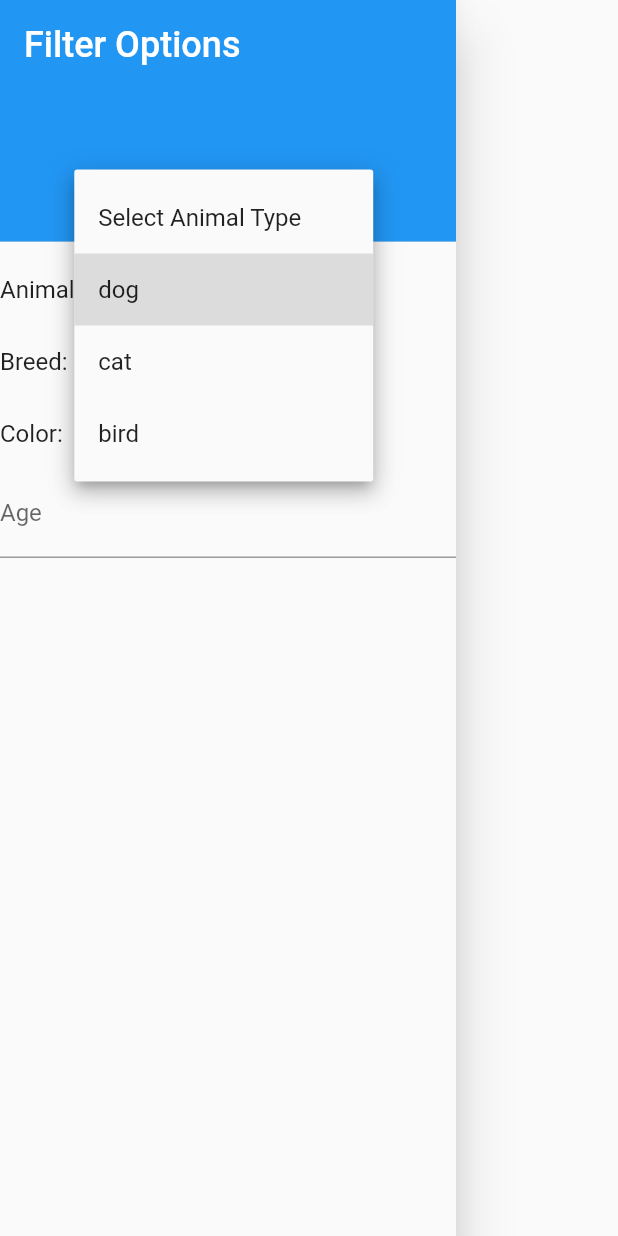
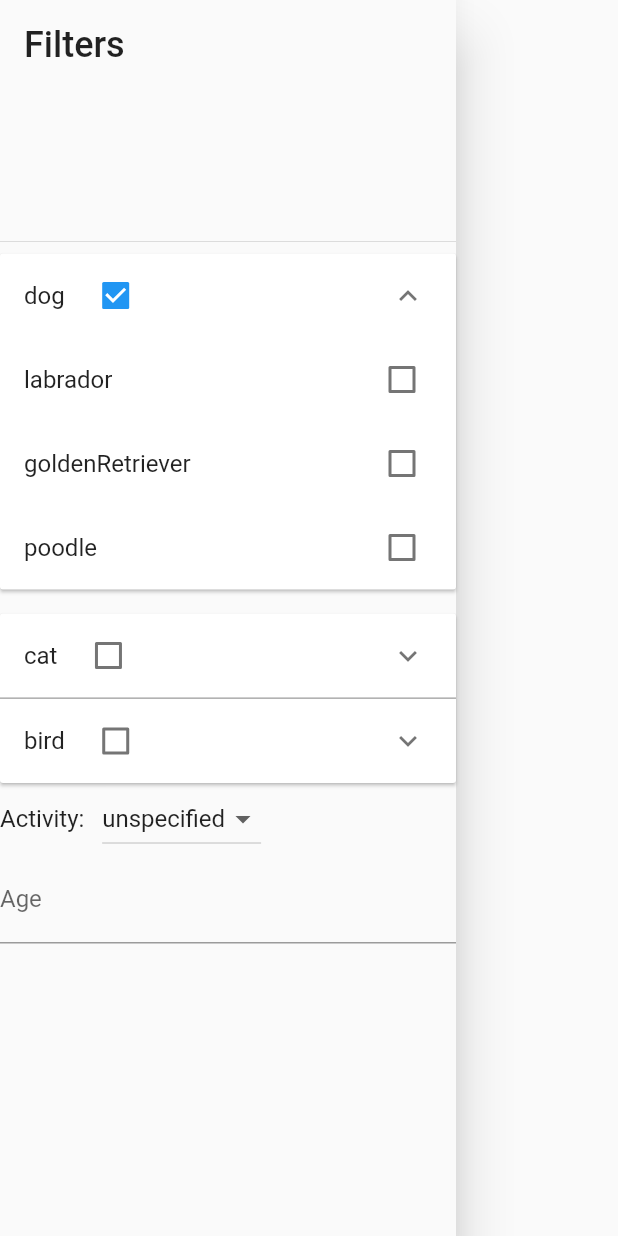
Before and after one commit to EllaGab09/adoption_app, a Flutter app: the FilterDrawer widget shown alone on an empty page, opened directly with empty values, after a tap on "dog", on a phone screen of 412 x 824 dp. Run offline on Flutter 3.47's test engine with Material 2 defaults, Android fonts, the phone set to English and light mode, and no system bars; our stand-ins replace google_maps_flutter, sign_in_button; network calls fail.

Commit message:
Rewrote filters from dropdowns to checkmarks.

```diff
--- a/lib/dummy_data/animal_data.dart
+++ b/lib/dummy_data/animal_data.dart
@@ -9,7 +9,6 @@ const dummyAnimals = [
           'Friendly and playful. Loves going for walks.Friendly and playful. Loves going for walks.',
       type: 'Dog',
       breed: 'Golden Retriever',
-      color: 'Golden',
       age: 2,
       activityLevel: 'High',
       sex: "Male",
@@ -22,7 +21,6 @@ const dummyAnimals = [
           'Calm and loves to nap. Great with kids.Calm and loves to nap. Great with kids.Calm and loves to nap. Great with kids.',
       type: 'Cat',
       breed: 'Siamese',
-      color: 'Cream',
       age: 3,
       activityLevel: 'Low',
       sex: "Female",
@@ -34,7 +32,6 @@ const dummyAnimals = [
       description: 'Colorful and energetic. Enjoys flying around.',
       type: 'Bird',
       breed: 'Parrot',
-      color: 'Green',
       age: 1,
       activityLevel: 'Moderate',
       sex: "Male",
@@ -46,7 +43,6 @@ const dummyAnimals = [
       description: 'Energetic and playful. Loves fetch.',
       type: 'Dog',
       breed: 'Labrador Retriever',
-      color: 'Chocolate',
       age: 2,
       activityLevel: 'High',
       sex: "Female",
@@ -58,7 +54,6 @@ const dummyAnimals = [
       description: 'Friendly and playful. Loves going for walks.',
       type: 'Dog',
       breed: 'Golden Retriever',
-      color: 'Golden',
       age: 2,
       activityLevel: 'High',
       sex: "Male",
@@ -70,7 +65,6 @@ const dummyAnimals = [
       description: 'Calm and loves to nap. Great with kids.',
       type: 'Cat',
       breed: 'Siamese',
-      color: 'Cream',
       age: 3,
       activityLevel: 'Low',
       sex: "Female",
@@ -82,7 +76,6 @@ const dummyAnimals = [
       description: 'Colorful and energetic. Enjoys flying around.',
       type: 'Bird',
       breed: 'Parrot',
-      color: 'Green',
       age: 1,
       activityLevel: 'Moderate',
       sex: "Male",
@@ -94,7 +87,6 @@ const dummyAnimals = [
       description: 'Energetic and playful. Loves fetch.',
       type: 'Dog',
       breed: 'Labrador Retriever',
-      color: 'Chocolate',
       age: 2,
       activityLevel: 'High',
       sex: "Female",
--- a/lib/models/animal.dart
+++ b/lib/models/animal.dart
@@ -6,7 +6,9 @@ enum BirdBreed { canary, parrot }
 
 enum AnimalType { dog, cat, bird }
 
-enum AnimalColor { brown, black, white }
+enum AnimalActivity { unspecified, low, medium, high }
+
+enum AnimalSex { unspecified, male, female, high }
 
 class Animal {
   final String name;
@@ -14,7 +16,6 @@ class Animal {
   final String description;
   final String type; //Dog, Cat, Bird etc
   final String breed;
-  final String color;
   final int age;
   final String activityLevel;
   final String sex;
@@ -26,7 +27,6 @@ class Animal {
     required this.description,
     required this.type,
     required this.breed,
-    required this.color,
     required this.age,
     required this.activityLevel,
     required this.sex,
--- a/lib/screens/animal_details_screen.dart
+++ b/lib/screens/animal_details_screen.dart
@@ -154,12 +154,6 @@ class AnimalDetailScreen extends StatelessWidget {
                     ),
                     Row(
                       children: [
-                        Text(
-                          'Color: ${animal.color}',
-                          style: const TextStyle(
-                            fontSize: 16,
-                          ),
-                        ),
                         const SizedBox(
                             width: 16), // Adjust the spacing between items
                         Text(
--- a/lib/widgets/filter_drawer.dart
+++ b/lib/widgets/filter_drawer.dart
@@ -11,8 +11,8 @@ class FilterDrawer extends StatefulWidget {
 }
 
 class _FilterDrawerState extends State<FilterDrawer> {
-  AnimalType selectedAnimalType = AnimalType.dog;
-  dynamic selectedBreed;
+  Map<AnimalType, Set<dynamic>> selectedBreedsMap = {};
+  Map<AnimalType, bool> isTypeCheckedMap = {};
 
   @override
   Widget build(BuildContext context) {
@@ -22,89 +22,117 @@ class _FilterDrawerState extends State<FilterDrawer> {
         children: [
           const DrawerHeader(
             decoration: BoxDecoration(
-              color: Colors.blue,
+              color: Colors.transparent,
             ),
             child: Text(
-              'Filter Options',
+              'Filters',
               style: TextStyle(
-                color: Colors.white,
+                //color: Colors.white,
                 fontSize: 24,
               ),
             ),
           ),
+          ExpansionPanelList(
+            elevation: 1,
+            expandedHeaderPadding: EdgeInsets.zero,
+            dividerColor: Colors.grey,
+            expansionCallback: (int index, bool isExpanded) {
+              var animalType = AnimalType.values[index];
+
+              setState(() {
+                isTypeCheckedMap[animalType] = isExpanded;
+                if (!isExpanded) {
+                  // If the type is not expanded, expand it without checking the breeds
+                  selectedBreedsMap[animalType] = <dynamic>{};
+                }
+              });
+
+              widget.onFilterOptionSelected(
+                  'breed', selectedBreedsMap.values.join(', '));
+            },
+            children:
+                AnimalType.values.map<ExpansionPanel>((AnimalType animalType) {
+              return ExpansionPanel(
+                canTapOnHeader: true,
+                headerBuilder: (BuildContext context, bool isExpanded) {
+                  return ListTile(
+                    title: Row(
+                      children: [
+                        Text(animalType.toString().split('.').last),
+                        SizedBox(width: 10),
+                        Checkbox(
+                          value: isTypeCheckedMap.containsKey(animalType)
+                              ? isTypeCheckedMap[animalType]
+                              : selectedBreedsMap.containsKey(animalType),
+                          onChanged: (bool? value) {
+                            setState(() {
+                              if (value!) {
+                                selectedBreedsMap[animalType] = <dynamic>{};
+                              } else {
+                                selectedBreedsMap.remove(animalType);
+                              }
+                              isTypeCheckedMap[animalType] = value;
+                            });
+                            widget.onFilterOptionSelected(
+                                'breed', selectedBreedsMap.values.join(', '));
+                          },
+                        ),
+                      ],
+                    ),
+                  );
+                },
+                body: ListView.builder(
+                  shrinkWrap: true,
+                  itemCount: getBreedDropdownItems(animalType).length,
+                  itemBuilder: (context, index) {
+                    var breed = getBreedDropdownItems(animalType)[index];
+                    return CheckboxListTile(
+                      title: Text(breed.toString().split('.').last),
+                      value: selectedBreedsMap.containsKey(animalType) &&
+                          selectedBreedsMap[animalType]!.contains(breed),
+                      onChanged: (bool? value) {
+                        setState(() {
+                          if (value!) {
+                            selectedBreedsMap.putIfAbsent(
+                                animalType, () => <dynamic>{});
+                            selectedBreedsMap[animalType]!.add(breed);
+                          } else {
+                            selectedBreedsMap[animalType]!.remove(breed);
+                            if (selectedBreedsMap[animalType]!.isEmpty) {
+                              selectedBreedsMap.remove(animalType);
+                            }
+                          }
+                        });
+                        widget.onFilterOptionSelected(
+                            'breed', selectedBreedsMap.values.join(', '));
+                      },
+                    );
+                  },
+                ),
+                isExpanded: isTypeCheckedMap.containsKey(animalType)
+                    ? isTypeCheckedMap[animalType]!
+                    : selectedBreedsMap.containsKey(animalType),
+              );
+            }).toList(),
+          ),
           Row(
             children: [
               const Text(
-                'Animal:   ',
+                'Activity:   ',
                 style: TextStyle(
                   fontSize: 16,
                 ),
               ),
-              DropdownButton<AnimalType>(
-                value: selectedAnimalType,
-                onChanged: (AnimalType? value) {
-                  setState(() {
-                    selectedAnimalType = value ?? AnimalType.dog;
-                    selectedBreed =
-                        null; // Reset selected breed when animal type changes
-                  });
+              DropdownButton<AnimalActivity>(
+                value: AnimalActivity.unspecified,
+                onChanged: (AnimalActivity? value) {
+                  widget.onFilterOptionSelected(
+                      'Activity', value?.toString() ?? '');
                 },
-                items: [
-                  const DropdownMenuItem<AnimalType>(
-                    value: null,
-                    child: Text('Select Animal Type'),
-                  ),
-                  ...AnimalType.values
-                      .map<DropdownMenuItem<AnimalType>>((AnimalType value) {
-                    return DropdownMenuItem<AnimalType>(
-                      value: value,
-                      child: Text('${value.toString().split('.').last}'),
-                    );
-                  }).toList(),
-                ],
-              ),
-            ],
-          ),
-          Row(
-            children: [
-              const Text(
-                'Breed:   ',
-                style: TextStyle(
-                  fontSize: 16,
-                ),
-              ),
-              DropdownButton<dynamic>(
-                value: selectedBreed,
-                onChanged: (dynamic? value) {
-                  setState(() {
-                    selectedBreed = value;
-                  });
-                  widget.onFilterOptionSelected(
-                      'breed', value?.toString() ?? '');
-                  // Navigator.pop(context);
-                },
-                items: getBreedDropdownItems(selectedAnimalType),
-              ),
-            ],
-          ),
-          Row(
-            children: [
-              const Text(
-                'Color:   ',
-                style: TextStyle(
-                  fontSize: 16,
-                ),
-              ),
-              DropdownButton<AnimalColor>(
-                value: AnimalColor.brown,
-                onChanged: (AnimalColor? value) {
-                  widget.onFilterOptionSelected(
-                      'color', value?.toString() ?? '');
-                  //  Navigator.pop(context);
-                },
-                items: AnimalColor.values
-                    .map<DropdownMenuItem<AnimalColor>>((AnimalColor value) {
-                  return DropdownMenuItem<AnimalColor>(
+                items: AnimalActivity.values
+                    .map<DropdownMenuItem<AnimalActivity>>(
+                        (AnimalActivity value) {
+                  return DropdownMenuItem<AnimalActivity>(
                     value: value,
                     child: Text('${value.toString().split('.').last}'),
                   );
@@ -124,10 +152,7 @@ class _FilterDrawerState extends State<FilterDrawer> {
     );
   }
 
-  List<DropdownMenuItem<dynamic>> getBreedDropdownItems(AnimalType animalType) {
-    List<DropdownMenuItem<dynamic>> breedItems = [];
-
-    List<Enum> getEnumValues(AnimalType animalType) {
+  List<dynamic> getBreedDropdownItems(AnimalType animalType) {
     switch (animalType) {
       case AnimalType.dog:
         return DogBreed.values;
@@ -139,17 +164,4 @@ class _FilterDrawerState extends State<FilterDrawer> {
         return [];
     }
   }
-
-    List<Enum> enumValues = getEnumValues(animalType);
-    // print('Enum values for $animalType: $enumValues');
-
-    breedItems = enumValues.map<DropdownMenuItem<dynamic>>((Enum value) {
-      return DropdownMenuItem<dynamic>(
-        value: value,
-        child: Text('${value.toString().split('.').last}'),
-      );
-    }).toList();
-
-    return breedItems;
 }
-}
```
Lines whose indentation alone changed are shown as unchanged.
